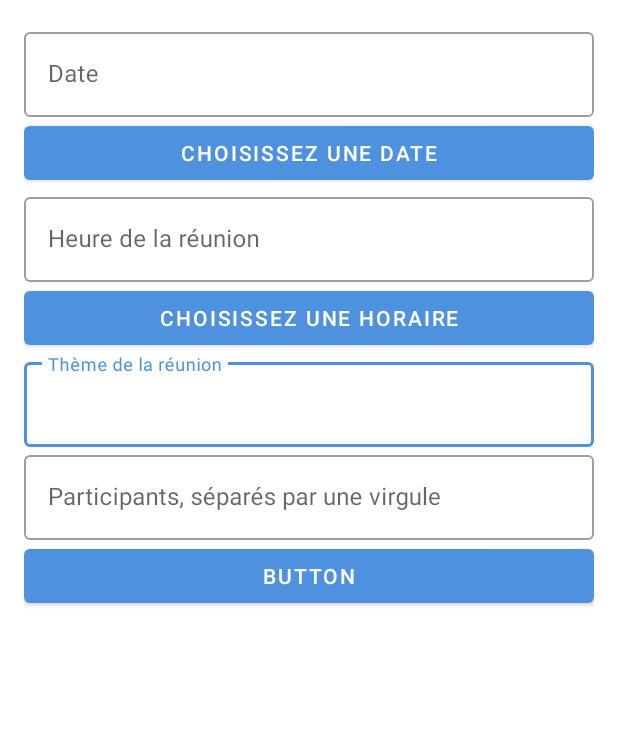
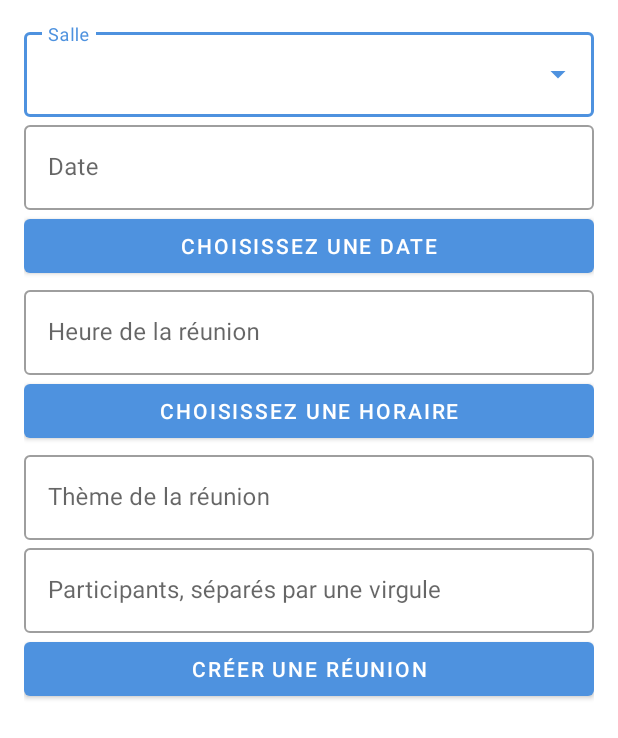
Before and after one commit to Rengrouze/MaReu, an Android app: the screen it shows after launch (AddMeetingActivity), after a tap on an icon or button, on a phone screen of 412 x 824 dp. Shown: the top 738 px of the screen. Run offline under Robolectric (Android 15) with nearby library versions, the phone set to English and light mode, and no system bars.

Commit message:
add meeting activity complete, need filter and test and some "Paufinage" ;)

```diff
--- a/app/src/main/java/com/javacourse/oc/maru/AddMeetingActivity.java
+++ b/app/src/main/java/com/javacourse/oc/maru/AddMeetingActivity.java
@@ -2,8 +2,11 @@ package com.javacourse.oc.maru;
 
 import android.app.DatePickerDialog;
 import android.app.TimePickerDialog;
+import android.content.Intent;
 import android.os.Bundle;
 import android.view.View;
+import android.widget.AdapterView;
+import android.widget.ArrayAdapter;
 import android.widget.Button;
 import android.widget.DatePicker;
 import android.widget.TimePicker;
@@ -12,10 +15,13 @@ import android.widget.Toast;
 import androidx.appcompat.app.AppCompatActivity;
 
 import com.javacourse.oc.maru.databinding.ActivityAddMeetingBinding;
+import com.javacourse.oc.maru.di.DI;
+import com.javacourse.oc.maru.model.Meeting;
 
 import java.text.SimpleDateFormat;
 import java.util.Calendar;
 import java.util.Locale;
+import java.util.UUID;
 
 public class AddMeetingActivity extends AppCompatActivity {
 
@@ -29,10 +35,27 @@ public class AddMeetingActivity extends AppCompatActivity {
         binding = ActivityAddMeetingBinding.inflate(getLayoutInflater());
         View view = binding.getRoot();
         setContentView(view);
-
+        String[] roomOptions ={"Salle 1" , "Salle 2", "Salle 3"};
+        ArrayAdapter<String> adapter = new ArrayAdapter<>(this, android.R.layout.simple_spinner_dropdown_item, roomOptions);
+        binding.roomPicker.setAdapter(adapter);
         // Set click listener for date picker button
         Button datePickerButton = binding.datePickerButton;
         Button timePickerButton = binding.timePickerButton;
+
+        binding.roomPicker.setOnItemSelectedListener(new AdapterView.OnItemSelectedListener() {
+            @Override
+            public void onItemSelected(AdapterView<?> adapterView, View view, int i, long l) {
+                // Get the selected room
+                String room = (String) adapterView.getItemAtPosition(i);
+                Toast.makeText(AddMeetingActivity.this, "Selected room: " + room, Toast.LENGTH_SHORT).show();
+            }
+
+            @Override
+            public void onNothingSelected(AdapterView<?> adapterView) {
+                // Do nothing
+            }
+        });
+
         datePickerButton.setOnClickListener(new View.OnClickListener() {
             @Override
             public void onClick(View view) {
@@ -53,20 +76,30 @@ public class AddMeetingActivity extends AppCompatActivity {
             @Override
             public void onClick(View view) {
                 // Get values from input fields
-                String date = new SimpleDateFormat("yyyy-MM-dd", Locale.getDefault()).format(selectedDate.getTime());
+                String date = selectedDate != null ? new SimpleDateFormat("yyyy-MM-dd", Locale.getDefault()).format(selectedDate.getTime()) : null;
                 String time = binding.timePickerEdittext.getText().toString();
-                String room = binding.roomPickerEdittext.getText().toString();
+                String room = binding.roomPicker.getText().toString();
+                String theme = binding.themePickerEdittext.getText().toString();
                 String participants = binding.peoplesEdittext.getText().toString();
 
-                // TODO: Create new meeting with input values
+                if (date == null || time.isEmpty() || room.isEmpty() || theme.isEmpty() || participants.isEmpty()){
+                    Toast.makeText(AddMeetingActivity.this, "Veuillez remplir tout les champs", Toast.LENGTH_SHORT).show();
+                    return;
+
+                }
+                Meeting newMeeting = new Meeting(UUID.randomUUID().toString(),time,room,theme,participants,date);
+                DI.getMeetingApiService().addMeeting(newMeeting);
 
                 // Show success message
                 Toast.makeText(AddMeetingActivity.this, "Meeting added", Toast.LENGTH_SHORT).show();
 
                 // Finish activity
+                Intent intent = new Intent();
+                setResult(RESULT_OK, intent);
                 finish();
             }
         });
+
 
     }
 
@@ -88,8 +121,12 @@ public class AddMeetingActivity extends AppCompatActivity {
             }
         }, year, month, day);
 
+        // Set minimum date to today
+        datePickerDialog.getDatePicker().setMinDate(System.currentTimeMillis() - 1000);
+
         datePickerDialog.show();
     }
+
     private void showTimePicker() {
         final Calendar calendar = Calendar.getInstance();
         int hour = calendar.get(Calendar.HOUR_OF_DAY);
@@ -103,7 +140,9 @@ public class AddMeetingActivity extends AppCompatActivity {
                         binding.timePickerEdittext.setText(time);
                     }
                 }, hour, minute, true);
+
         timePickerDialog.show();
     }
 
+
 }
--- a/app/src/main/java/com/javacourse/oc/maru/MainActivity.java
+++ b/app/src/main/java/com/javacourse/oc/maru/MainActivity.java
@@ -15,16 +15,9 @@ import java.util.List;
 
 public class MainActivity extends AppCompatActivity {
 
-    ActivityMainBinding binding;
+    private ActivityMainBinding binding;
     private RecyclerView mRecyclerView;
     private MeetingAdapter mAdapter;
-
-    private void configureRecyclerView(){
-        mRecyclerView = binding.activityListUserRv;
-        mAdapter = new MeetingAdapter(new ArrayList<Meeting>());
-        mRecyclerView.setAdapter(mAdapter);
-    }
-
 
     @Override
     protected void onCreate(Bundle savedInstanceState) {
@@ -32,19 +25,24 @@ public class MainActivity extends AppCompatActivity {
         binding = ActivityMainBinding.inflate(getLayoutInflater());
         setContentView(binding.getRoot());
 
+        // Configure RecyclerView
+        mRecyclerView = binding.activityListUserRv;
+        mAdapter = new MeetingAdapter(new ArrayList<Meeting>());
+        mRecyclerView.setAdapter(mAdapter);
 
-        configureRecyclerView();
-        updateMeetings();
-        // Mettre à jour les données
+        // Set click listener for FAB to add new meeting
         binding.activityListUserFab.setOnClickListener(view -> {
             Intent intent = new Intent(MainActivity.this, AddMeetingActivity.class);
             startActivity(intent);
         });
+    }
 
+    @Override
+    protected void onResume() {
+        super.onResume();
+        updateMeetings();
+    }
 
-
-
-    }
     private void updateMeetings() {
         List<Meeting> meetings = DI.getMeetingApiService().getMeetings();
         mAdapter.updateData(meetings);
--- a/app/src/main/java/com/javacourse/oc/maru/MeetingViewHolder.java
+++ b/app/src/main/java/com/javacourse/oc/maru/MeetingViewHolder.java
@@ -1,19 +1,12 @@
 package com.javacourse.oc.maru;
 
-import android.graphics.PorterDuff;
-import android.os.Build;
-import android.os.Bundle;
-import android.view.LayoutInflater;
-import android.view.View;
-import android.view.ViewGroup;
+import android.graphics.Color;
 
 import androidx.annotation.NonNull;
-import androidx.core.content.ContextCompat;
 import androidx.recyclerview.widget.RecyclerView;
 import com.javacourse.oc.maru.databinding.ItemListMeetingBinding;
 import com.javacourse.oc.maru.di.DI;
 import com.javacourse.oc.maru.model.Meeting;
-import com.javacourse.oc.maru.service.MeetingApiService;
 
 public class MeetingViewHolder extends RecyclerView.ViewHolder {
 
@@ -29,7 +22,7 @@ public class MeetingViewHolder extends RecyclerView.ViewHolder {
         binding.itemListMeetingName.setText( meeting.getDate() + " - " +meeting.getLocation() + " - "+ meeting.getTime());
         binding.itemListMeetingTheme.setText(meeting.getSubject());
         binding.itemListMeetingPeople.setText(meeting.getParticipants().toString());
-
+        setMeetingRoomColor(meeting.getLocation()); // Définir la couleur en fonction de la salle de réunion
 
         binding.itemListMeetingDeleteButton.setOnClickListener(view -> {
             // Supprimer la réunion en utilisant l'id de la réunion
@@ -38,4 +31,27 @@ public class MeetingViewHolder extends RecyclerView.ViewHolder {
         });
 
     }
+    public void setMeetingRoomColor(String roomName) {
+        int color = getColorForRoom(roomName); // Définir la couleur en fonction de la salle de réunion
+        binding.itemListMeetingColour.setColorFilter(color);
+    }
+
+    private int getColorForRoom(String roomName) {
+        int color = Color.GRAY; // Couleur par défaut
+        switch (roomName) {
+            case "Salle 1":
+                color = Color.BLUE;
+                break;
+            case "Salle 2":
+                color = Color.GREEN;
+                break;
+            case "Salle 3":
+                color = Color.RED;
+                break;
+            // Ajoutez des cas pour chaque salle avec sa propre couleur
+        }
+        return color;
+    }
+
+
 }
--- a/app/src/main/java/com/javacourse/oc/maru/model/Meeting.java
+++ b/app/src/main/java/com/javacourse/oc/maru/model/Meeting.java
@@ -1,19 +1,19 @@
 package com.javacourse.oc.maru.model;
-import java.util.ArrayList;
 import java.util.Objects;
 
 public class Meeting {
 
-    private long id;
+    private String id;
     private String time;
     private String location;
     private String subject;
-    private ArrayList<String> participants;
+    private String participants;
     private String date;
 
 
     /**
      * Constructor
+     *
      * @param id
      * @param time
      * @param location
@@ -21,7 +21,7 @@ public class Meeting {
      * @param participants
      */
 
-    public Meeting(int id, String time, String location, String subject, ArrayList<String> participants, String date) {
+    public Meeting(String id, String time, String location, String subject, String participants, String date) {
         this.id = id;
         this.time = time;
         this.location = location;
@@ -30,11 +30,11 @@ public class Meeting {
         this.date = date;
     }
 
-    public long getId() {
+    public String getId() {
         return id;
     }
 
-    public void setId(int id) {
+    public void setId(String id) {
         this.id = id;
     }
 
@@ -62,11 +62,11 @@ public class Meeting {
         this.subject = subject;
     }
 
-    public ArrayList<String> getParticipants() {
+    public String getParticipants() {
         return participants;
     }
 
-    public void setParticipants(ArrayList<String> participants) {
+    public void setParticipants(String participants) {
         this.participants = participants;
     }
 
--- a/app/src/main/java/com/javacourse/oc/maru/service/DummyMeetingGenerator.java
+++ b/app/src/main/java/com/javacourse/oc/maru/service/DummyMeetingGenerator.java
@@ -9,11 +9,7 @@ import java.util.List;
 
 public abstract class DummyMeetingGenerator {
     public static List<Meeting> DUMMY_MEETINGS = Arrays.asList(
-            new Meeting(1,"10:00","Salle 1","les stupides réformes de retraites",
-                    new ArrayList<>(Arrays.asList("test@gmail.com","fonctionne@free.fr","code@orange.fr")), "12/01/2023"),
-            new Meeting(2,"12:00","Salle 3","Les réunions qui peuvent tenir dans un mail.",
-                    new ArrayList<>(Arrays.asList("test@gmail.com")),"12/01/2023"),
-            new Meeting(3,"15:00","Salle 2","La fatigue globale", new ArrayList<>(Arrays.asList("code@orange.fr")),"30/01/2023")
+            new Meeting("1","10:00","Salle 1","les stupides réformes de retraites","test@gmail.com","10-05-2023")
     );
     static List<Meeting> generateMeetings(){
         return new ArrayList<>(DUMMY_MEETINGS);
--- a/app/src/main/res/layout/activity_add_meeting.xml
+++ b/app/src/main/res/layout/activity_add_meeting.xml
@@ -13,6 +13,26 @@
             android:layout_height="wrap_content"
             android:orientation="vertical"
             android:padding="16dp">
+            <com.google.android.material.textfield.TextInputLayout
+                android:id="@+id/roomPickerLayout"
+                style="@style/Widget.MaterialComponents.TextInputLayout.OutlinedBox.ExposedDropdownMenu"
+                android:layout_width="match_parent"
+                android:layout_height="wrap_content"
+                android:hint="Salle">
+
+                <AutoCompleteTextView
+                    android:id="@+id/room_Picker"
+                    android:layout_width="match_parent"
+                    android:layout_height="wrap_content"
+                    android:clickable="true"
+                    android:focusable="true"
+                    android:imeOptions="actionNext"
+                    android:cursorVisible="false"
+                    android:inputType="none"/>
+
+
+
+            </com.google.android.material.textfield.TextInputLayout>
 
             <com.google.android.material.textfield.TextInputLayout
                 android:id="@+id/datePickerLayout"
@@ -68,10 +88,10 @@
                 app:layout_constraintTop_toBottomOf="@+id/datePickerLayout">
 
                 <com.google.android.material.textfield.TextInputEditText
-                    android:id="@+id/room_picker_edittext"
+                    android:id="@+id/theme_picker_edittext"
                     android:layout_width="match_parent"
                     android:layout_height="wrap_content"
-                    android:inputType="time"
+                    android:inputType="text"
                     android:maxLines="1"/>
 
             </com.google.android.material.textfield.TextInputLayout>
@@ -87,8 +107,8 @@
                     android:id="@+id/peoples_edittext"
                     android:layout_width="match_parent"
                     android:layout_height="wrap_content"
-                    android:inputType="time"
-                    android:maxLines="1"/>
+                    android:inputType="text"
+                    />
 
             </com.google.android.material.textfield.TextInputLayout>
 
@@ -96,7 +116,7 @@
                 android:id="@+id/addMeetingButton"
                 android:layout_width="match_parent"
                 android:layout_height="wrap_content"
-                android:text="Button" />
+                android:text="Créer une réunion" />
 
         </LinearLayout>
 
```
